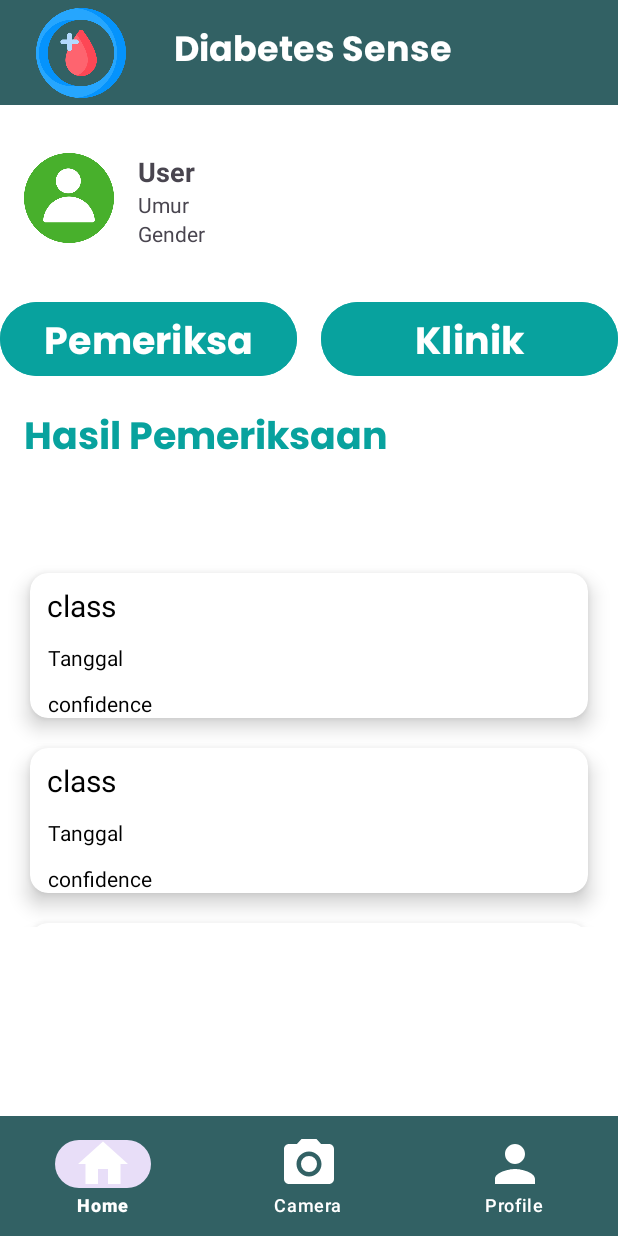
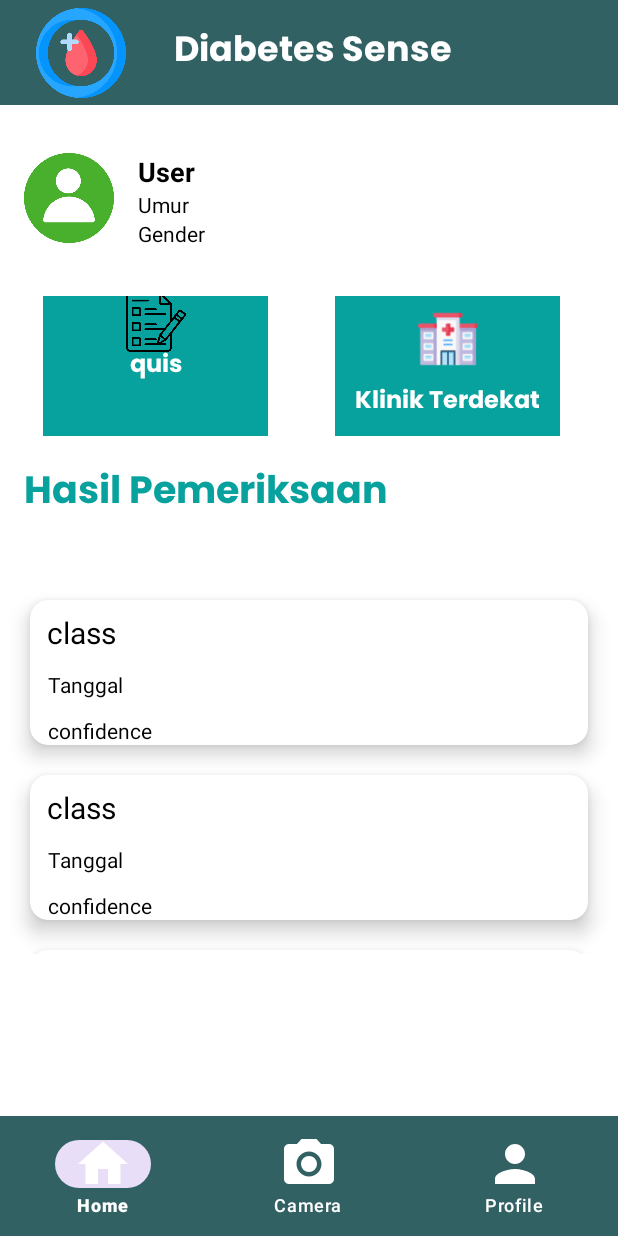
Before and after one commit to C241-PS090/Mobile-Development, an Android app: the layout activity_beranda.xml on its own in the app's theme, with its tools: preview values and no code run, on a phone screen of 412 x 824 dp. Run offline under Robolectric (Android 15) with nearby library versions, the phone set to English and light mode, and no system bars.

Commit message:
udah klinik

```diff
--- a/app/build.gradle.kts
+++ b/app/build.gradle.kts
@@ -53,5 +53,8 @@ dependencies {
     implementation("com.squareup.retrofit2:retrofit:2.9.0")
     implementation("com.squareup.retrofit2:converter-gson:2.9.0")
     implementation("com.squareup.okhttp3:logging-interceptor:5.0.0-alpha.6")
+
     implementation("de.hdodenhof:circleimageview:3.1.0")
+    implementation ("pl.droidsonroids.gif:android-gif-drawable:1.2.23")
+    implementation ("com.google.android.gms:play-services-location:21.0.1")
 }
--- a/app/src/main/res/layout/activity_beranda.xml
+++ b/app/src/main/res/layout/activity_beranda.xml
@@ -65,6 +65,7 @@
             android:text="User"
             android:textSize="18sp"
             android:textStyle="bold"
+            android:textColor="@color/black"
             app:layout_constraintStart_toEndOf="@+id/profileImage"
             app:layout_constraintTop_toTopOf="parent"
             app:layout_constraintEnd_toEndOf="parent" />
@@ -75,6 +76,7 @@
             android:layout_height="wrap_content"
             android:layout_marginStart="16dp"
             android:text="Umur"
+            android:textColor="@color/black"
             app:layout_constraintStart_toEndOf="@+id/profileImage"
             app:layout_constraintTop_toBottomOf="@+id/userName"
             app:layout_constraintEnd_toEndOf="parent" />
@@ -82,6 +84,7 @@
         <TextView
             android:id="@+id/Gender"
             android:layout_width="0dp"
+            android:textColor="@color/black"
             android:layout_height="wrap_content"
             android:layout_marginStart="16dp"
             android:text="Gender"
@@ -99,33 +102,89 @@
         android:layout_marginTop="16dp"
         app:layout_constraintTop_toBottomOf="@+id/userInfoLayout">
 
-        <Button
-            android:id="@+id/quiz_btn"
-            android:layout_width="0dp"
-            android:layout_height="57dp"
+        <FrameLayout
+            android:id="@+id/quiz_btn_layout"
+            android:layout_width="150dp"
+            android:layout_height="93dp"
             android:layout_marginEnd="8dp"
-            android:backgroundTint="@color/greenlight"
-            android:fontFamily="@font/poppin_bold"
-            android:text="Pemeriksaan awal"
-            android:textSize="25sp"
-            app:layout_constraintEnd_toStartOf="@+id/clinic_btn"
+            android:background="@color/greenlight"
+            app:layout_constraintBottom_toBottomOf="parent"
+            app:layout_constraintEnd_toStartOf="@+id/clinic_btn_layout"
             app:layout_constraintStart_toStartOf="parent"
-            app:layout_constraintTop_toTopOf="parent"
-            app:layout_constraintBottom_toBottomOf="parent" />
+            app:layout_constraintTop_toTopOf="parent">
 
-        <Button
-            android:id="@+id/clinic_btn"
-            android:layout_width="0dp"
-            android:layout_height="57dp"
+            <androidx.constraintlayout.widget.ConstraintLayout
+                android:layout_width="match_parent"
+                android:layout_height="match_parent">
+
+                <ImageView
+                    android:id="@+id/quiz_btn_image"
+                    android:layout_width="40dp"
+                    android:layout_height="40dp"
+                    android:src="@drawable/quis"
+                    app:layout_constraintTop_toTopOf="parent"
+                    app:layout_constraintBottom_toTopOf="@+id/quiz_btn_text"
+                    app:layout_constraintStart_toStartOf="parent"
+                    app:layout_constraintEnd_toEndOf="parent"
+                    app:layout_constraintVertical_bias="0.5"/>
+
+                <TextView
+                    android:id="@+id/quiz_btn_text"
+                    android:layout_width="wrap_content"
+                    android:layout_height="wrap_content"
+                    android:fontFamily="@font/poppin_bold"
+                    android:text="quis"
+                    android:textColor="@color/white"
+                    android:textSize="16sp"
+                    app:layout_constraintTop_toTopOf="parent"
+                    app:layout_constraintStart_toStartOf="parent"
+                    app:layout_constraintEnd_toEndOf="parent"
+                    app:layout_constraintBottom_toBottomOf="parent"/>
+            </androidx.constraintlayout.widget.ConstraintLayout>
+        </FrameLayout>
+
+        <FrameLayout
+            android:id="@+id/clinic_btn_layout"
+            android:layout_width="150dp"
+            android:layout_height="93dp"
             android:layout_marginStart="8dp"
-            android:backgroundTint="@color/greenlight"
-            android:fontFamily="@font/poppin_bold"
-            android:text="Klinik Terdekat"
-            android:textSize="25sp"
-            app:layout_constraintStart_toEndOf="@+id/quiz_btn"
+            android:layout_marginEnd="10dp"
+            android:background="@color/greenlight"
+            app:layout_constraintBottom_toBottomOf="parent"
             app:layout_constraintEnd_toEndOf="parent"
-            app:layout_constraintTop_toTopOf="parent"
-            app:layout_constraintBottom_toBottomOf="parent" />
+            app:layout_constraintStart_toEndOf="@+id/quiz_btn_layout"
+            app:layout_constraintTop_toTopOf="parent">
+
+            <androidx.constraintlayout.widget.ConstraintLayout
+                android:id="@+id/clinicBtn"
+                android:layout_width="match_parent"
+                android:layout_height="match_parent">
+
+                <ImageView
+                    android:id="@+id/clinic_btn_image"
+                    android:layout_width="40dp"
+                    android:layout_height="40dp"
+                    android:src="@drawable/hospital"
+                    app:layout_constraintTop_toTopOf="parent"
+                    app:layout_constraintBottom_toTopOf="@+id/clinic_btn_text"
+                    app:layout_constraintStart_toStartOf="parent"
+                    app:layout_constraintEnd_toEndOf="parent"
+                    app:layout_constraintVertical_bias="0.5"/>
+
+                <TextView
+                    android:id="@+id/clinic_btn_text"
+                    android:layout_width="wrap_content"
+                    android:layout_height="wrap_content"
+                    android:fontFamily="@font/poppin_bold"
+                    android:text="Klinik Terdekat"
+                    android:textColor="@color/white"
+                    android:textSize="16sp"
+                    app:layout_constraintTop_toBottomOf="@+id/clinic_btn_image"
+                    app:layout_constraintStart_toStartOf="parent"
+                    app:layout_constraintEnd_toEndOf="parent"
+                    app:layout_constraintBottom_toBottomOf="parent"/>
+            </androidx.constraintlayout.widget.ConstraintLayout>
+        </FrameLayout>
 
     </androidx.constraintlayout.widget.ConstraintLayout>
 
--- a/app/src/main/res/layout/popup_dialog.xml
+++ b/app/src/main/res/layout/popup_dialog.xml
@@ -3,7 +3,7 @@
     android:layout_width="330dp"
     android:layout_height="240dp"
     android:layout_gravity="center"
-    android:background="@drawable/rounded_background"
+    android:background="@color/white"
     android:padding="16dp">
 
     <ImageView
--- a/app/src/main/res/layout/popup_hasil.xml
+++ b/app/src/main/res/layout/popup_hasil.xml
@@ -3,7 +3,7 @@
     android:layout_width="330dp"
     android:layout_height="wrap_content"
     android:layout_gravity="center"
-    android:background="@drawable/rounded_background"
+    android:background="@color/white"
     android:padding="16dp">
 
     <ImageView
```
Also changed, not shown: app/src/main/java/com/example/myapplication/UI/Beranda.kt (+59 -8 lines), app/src/main/java/com/example/myapplication/UI/Scan.kt (+21 -6 lines), app/src/main/res/layout/loading.xml (added, +28 -0 lines), app/src/main/res/drawable/hospital.png (added), app/src/main/res/drawable/img.png (added), app/src/main/res/drawable/quis.png (added), app/src/main/res/drawable/scanner.gif (added).
